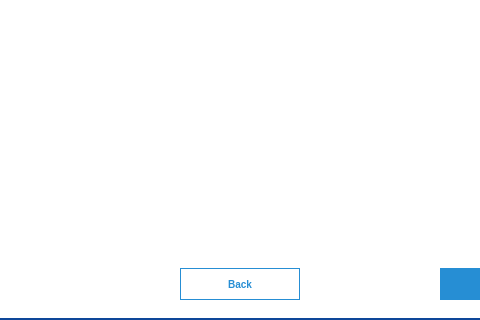
Scille/parsec-cloud, file parsec/core/gui/forms/starting_guide_dialog.ui: the form before one commit; both pictures show x 372 to 852 and y 280 to 600 of the 952 by 600 pixel window.
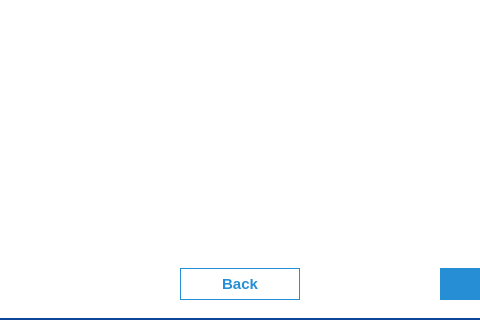
The form after the commit. Icons and pictures are not drawn. Custom widgets are drawn as their Qt base class.

Commit message: starting_guide_dialog.ui : Changed font size of the back button to match the one of the next

What changed in the file:
```diff
--- a/parsec/core/gui/forms/starting_guide_dialog.ui
+++ b/parsec/core/gui/forms/starting_guide_dialog.ui
@@ -347,7 +347,7 @@
 border-bottom-right-radius: 20px;
 border-top-left-radius: 20px;
 border-top-right-radius: 20px;
-font-size: 10px;
+font-size: 15px;
 font-weight: bold;
 }</string>
        </property>
```
